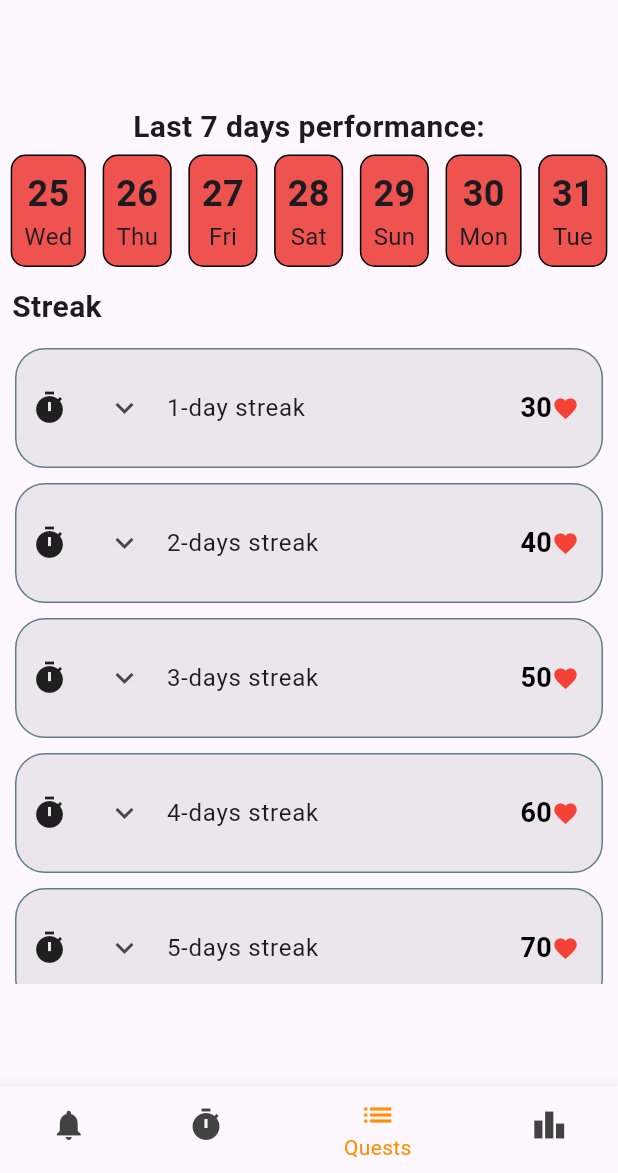
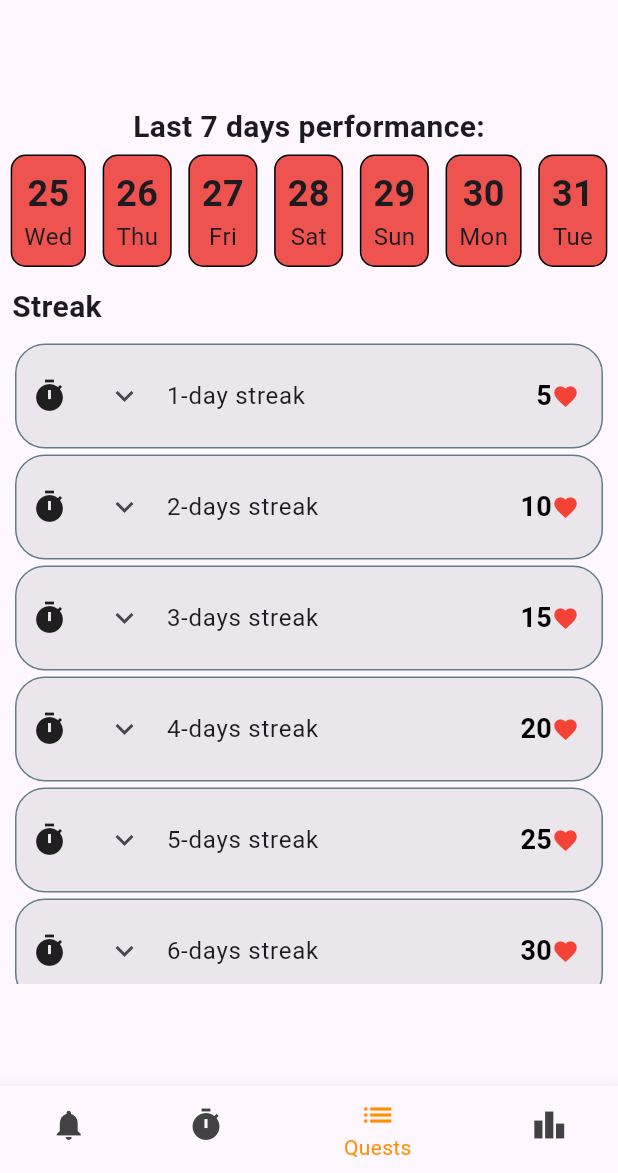
Before and after one commit to pedrotemtem/lifepulse, a Flutter app: the MyHomePage screen opened directly, swiped to page 3, on a phone screen of 412 x 824 dp, the part 63-1236 px from its top. Run offline on Flutter 3.47's test engine with Material 3 defaults, Android fonts, the phone set to English and light mode, and no system bars; our stand-ins replace awesome_notifications, circular_countdown_timer, shared_preferences; missing offline and left inert: flutter_analog_clock, shared_preferences_android; accounts and stored records are empty.

Commit message:
quests working, connecting score

```diff
--- a/lib/homepage.dart
+++ b/lib/homepage.dart
@@ -80,7 +80,7 @@ class _MyHomePageState extends State<MyHomePage> {
       Function addWorkoutDate) => <Widget>[
     const Notifications(),
     TrainingSelection(pageController: pageController),
-    const Quests(),
+    Quests(updateUserScore: updateUserScore),
     Leaderboard(
         currentUserId: 10,
         leaderboardData: leaderboardData,
--- a/lib/states/quests.dart
+++ b/lib/states/quests.dart
@@ -4,7 +4,11 @@ import 'package:flutter/material.dart';
 import 'package:shared_preferences/shared_preferences.dart';
 
 class Quests extends StatefulWidget {
-  const Quests({super.key});
+  final Function(int, int) updateUserScore;
+  const Quests({
+    required this.updateUserScore,
+    super.key,
+  });
 
   @override
   _QuestsState createState() => _QuestsState();
@@ -15,24 +19,26 @@ class _QuestsState extends State<Quests> {
   int streakCountDays = 0;
   final List<Map<String, dynamic>> _quests = [
     // Streak group - increasing streak goals
-    {'title': '1-day streak', 'description': 'Complete the 30-minute timer 1 day!', 'icon': Icons.timer, 'group': 'Streak', 'hearts': 30, 'completed': false},
-    {'title': '2-days streak', 'description': 'Complete the 30-minute timer 2 days in a row!', 'icon': Icons.timer, 'group': 'Streak', 'hearts': 40, 'completed': false},
-    {'title': '3-days streak', 'description': 'Complete the 30-minute timer 3 days in a row!', 'icon': Icons.timer, 'group': 'Streak', 'hearts': 50, 'completed': false},
-    {'title': '4-days streak', 'description': 'Complete the 30-minute timer 4 days in a row!', 'icon': Icons.timer, 'group': 'Streak', 'hearts': 60, 'completed': false},
-    {'title': '5-days streak', 'description': 'Complete the 30-minute timer 5 days in a row!', 'icon': Icons.timer, 'group': 'Streak', 'hearts': 70, 'completed': false},
+    {'title': '1-day streak', 'description': 'Complete the 30-minute timer 1 day!', 'icon': Icons.timer, 'group': 'Streak', 'hearts': 5, 'completed': false},
+    {'title': '2-days streak', 'description': 'Complete the 30-minute timer 2 days in a row!', 'icon': Icons.timer, 'group': 'Streak', 'hearts': 10, 'completed': false},
+    {'title': '3-days streak', 'description': 'Complete the 30-minute timer 3 days in a row!', 'icon': Icons.timer, 'group': 'Streak', 'hearts': 15, 'completed': false},
+    {'title': '4-days streak', 'description': 'Complete the 30-minute timer 4 days in a row!', 'icon': Icons.timer, 'group': 'Streak', 'hearts': 20, 'completed': false},
+    {'title': '5-days streak', 'description': 'Complete the 30-minute timer 5 days in a row!', 'icon': Icons.timer, 'group': 'Streak', 'hearts': 25, 'completed': false},
+    {'title': '6-days streak', 'description': 'Complete the 30-minute timer 6 days in a row!', 'icon': Icons.timer, 'group': 'Streak', 'hearts': 30, 'completed': false},
+    {'title': '7-days streak', 'description': 'Complete the 30-minute timer 7 days in a row!', 'icon': Icons.timer, 'group': 'Streak', 'hearts': 35, 'completed': false},
 
     // Friends group - increasing friends goals
-    {'title': '1 Friend', 'description': 'Add your first friend to the app!', 'icon': Icons.group, 'group': 'Friends', 'hearts': 10, 'completed': false},
-    {'title': '4 Friends', 'description': 'Add 4 friends to the app!', 'icon': Icons.group, 'group': 'Friends', 'hearts': 20, 'completed': false},
-    {'title': '10 Friends', 'description': 'Add 10 friends to the app!', 'icon': Icons.group, 'group': 'Friends', 'hearts': 30, 'completed': false},
-    {'title': '15 Friends', 'description': 'Add 15 friends to the app!', 'icon': Icons.group, 'group': 'Friends', 'hearts': 40, 'completed': false},
-    {'title': '20 Friends', 'description': 'Add 20 friends to the app!', 'icon': Icons.group, 'group': 'Friends', 'hearts': 50, 'completed': false},
+    {'title': '1 Friend', 'description': 'Add your first friend to the app!', 'icon': Icons.group, 'group': 'Friends', 'hearts': 5, 'completed': false},
+    {'title': '4 Friends', 'description': 'Add 4 friends to the app!', 'icon': Icons.group, 'group': 'Friends', 'hearts': 10, 'completed': false},
+    {'title': '10 Friends', 'description': 'Add 10 friends to the app!', 'icon': Icons.group, 'group': 'Friends', 'hearts': 20, 'completed': false},
+    {'title': '15 Friends', 'description': 'Add 15 friends to the app!', 'icon': Icons.group, 'group': 'Friends', 'hearts': 25, 'completed': false},
+    {'title': '20 Friends', 'description': 'Add 20 friends to the app!', 'icon': Icons.group, 'group': 'Friends', 'hearts': 30, 'completed': false},
 
     // Health group - New health-related quests
-    {'title': 'Hydration Goal', 'description': 'Drink 8 glasses of water every day for a week!', 'icon': Icons.local_drink, 'group': 'Health', 'hearts': 20, 'completed': false},
-    {'title': 'Outdoor Exercise', 'description': 'Exercise outdoors for at least 30 minutes every day for a week.', 'icon': Icons.directions_run, 'group': 'Health', 'hearts': 25, 'completed': false},
-    {'title': 'Mindfulness Meditation', 'description': 'Practice mindfulness meditation for 15 minutes every day for a week.', 'icon': Icons.spa, 'group': 'Health', 'hearts': 30, 'completed': false},
-    {'title': 'Sleep Goal', 'description': 'Sleep at least 7 hours every night for a week.', 'icon': Icons.bedtime, 'group': 'Health', 'hearts': 35, 'completed': false},
+    {'title': 'Hydration Goal', 'description': 'Drink 8 glasses of water every day for a week!', 'icon': Icons.local_drink, 'group': 'Health', 'hearts': 5, 'completed': false},
+    {'title': 'Outdoor Exercise', 'description': 'Exercise outdoors for at least 30 minutes every day for a week.', 'icon': Icons.directions_run, 'group': 'Health', 'hearts': 10, 'completed': false},
+    {'title': 'Mindfulness Meditation', 'description': 'Practice mindfulness meditation for 15 minutes every day for a week.', 'icon': Icons.spa, 'group': 'Health', 'hearts': 15, 'completed': false},
+    {'title': 'Sleep Goal', 'description': 'Sleep at least 7 hours every night for a week.', 'icon': Icons.bedtime, 'group': 'Health', 'hearts': 20, 'completed': false},
   ];
 
   @override
@@ -55,13 +61,15 @@ class _QuestsState extends State<Quests> {
     setState(() {
       for (var quest in _quests) {
         quest['completed'] = prefs.getBool(quest['title']) ?? false;
+        quest['scoreCollected'] = prefs.getBool('${quest['title']}_scoreCollected') ?? false;
       }
     });
   }
 
-  void _saveCompletedQuest(String title, bool completed) async {
+  void _saveCompletedQuest(String title, bool completed, {bool scoreCollected = false}) async {
     final prefs = await SharedPreferences.getInstance();
     prefs.setBool(title, completed);
+    prefs.setBool('${title}_scoreCollected', scoreCollected);
   }
 
   List<DateTime> _getLast7Days() {
@@ -144,6 +152,7 @@ class _QuestsState extends State<Quests> {
                 streakCountDays: streakCountDays,
                 saveCompletedQuest: _saveCompletedQuest,
                 quests: _quests,
+                updateUserScore: widget.updateUserScore,
               ),
             ),
           ],
@@ -155,13 +164,15 @@ class _QuestsState extends State<Quests> {
 
 class ExpansionTileExample extends StatefulWidget {
   final int streakCountDays;
-  final Function(String, bool) saveCompletedQuest;
+  final Function(String, bool, {bool scoreCollected}) saveCompletedQuest;
   final List<Map<String, dynamic>> quests;
+  final Function(int, int) updateUserScore;
 
   const ExpansionTileExample({
     required this.streakCountDays,
     required this.saveCompletedQuest,
     required this.quests,
+    required this.updateUserScore,
     super.key
   });
 
@@ -196,15 +207,25 @@ class _ExpansionTileExampleState extends State<ExpansionTileExample> {
 
   bool _isQuestAutomaticallyCompleted(Map<String, dynamic> quest) {
     try {
+      if (quest['completed'] == true) {
+        return true;
+      }
+
       if (quest['group'] == 'Streak') {
         int streakDays = int.parse(quest['title']!.split('-')[0].split(' ')[0]);
         if (widget.streakCountDays >= streakDays) {
+          setState(() {
+            quest['completed'] = true;
+          });
           widget.saveCompletedQuest(quest['title'], true);
           return true;
         }
       } else if (quest['group'] == 'Friends') {
         int friendsRequired = int.parse(quest['title']!.split(' ')[0]);
         if (friendsCount >= friendsRequired) {
+          setState(() {
+            quest['completed'] = true;
+          });
           widget.saveCompletedQuest(quest['title'], true);
           return true;
         }
@@ -215,10 +236,11 @@ class _ExpansionTileExampleState extends State<ExpansionTileExample> {
     return false;
   }
 
-  void _markAsDone(Map<String, dynamic> quest) {
+  /*void _markAsDone(Map<String, dynamic> quest) {
     setState(() {
       quest['completed'] = true;
       widget.saveCompletedQuest(quest['title'], true);
+      widget.updateUserScore(10, quest['hearts']);
     });
   }
 
@@ -226,27 +248,11 @@ class _ExpansionTileExampleState extends State<ExpansionTileExample> {
     setState(() {
       quest['completed'] = false;
       widget.saveCompletedQuest(quest['title'], false);
+      widget.updateUserScore(10, -quest['hearts']);
     });
-  }
+  }*/
 
   void _handleDoneButton(BuildContext context, Map<String, dynamic> quest) {
-    if (_isQuestAutomaticallyCompleted(quest)) {
-      // Show a dialog informing the user
-      showDialog(
-        context: context,
-        builder: (context) => AlertDialog(
-          title: const Text("Quest Automatically Tracked"),
-          content: const Text("This quest is automatically tracked and cannot be marked manually."),
-          actions: [
-            TextButton(
-              onPressed: () => Navigator.of(context).pop(),
-              child: const Text("OK"),
-            ),
-          ],
-        ),
-      );
-    } else {
-      // Show confirmation dialog before marking as completed
     showDialog(
       context: context,
       builder: (context) => AlertDialog(
@@ -265,7 +271,12 @@ class _ExpansionTileExampleState extends State<ExpansionTileExample> {
             child: TextButton(
               onPressed: () {
                 Navigator.of(context).pop();
-                  _markAsDone(quest);
+                setState(() {
+                  quest['completed'] = true;
+                  quest['scoreCollected'] = true;
+                  widget.saveCompletedQuest(quest['title'], true, scoreCollected: true);
+                  widget.updateUserScore(10, quest['hearts']);
+                });
               },
               child: const Text(
                 "Yes",
@@ -276,7 +287,6 @@ class _ExpansionTileExampleState extends State<ExpansionTileExample> {
         ],
       ),
     );
-    }
   }
 
   @override
@@ -315,10 +325,11 @@ class _ExpansionTileExampleState extends State<ExpansionTileExample> {
   Widget _buildQuestTile(Map<String, dynamic> quest, Color color) {
     bool isAutomaticallyCompleted = _isQuestAutomaticallyCompleted(quest);
     bool isManuallyCompleted = quest['completed'] ?? false;
+    bool isScoreCollected = quest['scoreCollected'] ?? false;
 
     return Container(
-      margin: const EdgeInsets.symmetric(vertical: 5, horizontal: 10),
-      padding: const EdgeInsets.symmetric(vertical: 10, horizontal: 10),
+      margin: const EdgeInsets.symmetric(vertical: 2, horizontal: 10),
+      padding: const EdgeInsets.symmetric(vertical: 5, horizontal: 10),
       decoration: BoxDecoration(
         color: (isAutomaticallyCompleted || isManuallyCompleted)
             ? color.withOpacity(0.4)
@@ -360,6 +371,21 @@ class _ExpansionTileExampleState extends State<ExpansionTileExample> {
               ],
             ),
           ),
+          if ((isAutomaticallyCompleted || isManuallyCompleted) && !isScoreCollected)
+            Container(
+                decoration: BoxDecoration(
+                  shape: BoxShape.circle,
+                  color: Colors.transparent,
+                  border: Border.all(color: Colors.black),
+                ),
+                child: IconButton(
+                  icon: const Icon(
+                    Icons.done,
+                    size: 24,
+                  ),
+                  onPressed: () => _handleDoneButton(context, quest),
+                ),
+            ),
           if (quest['group'] == 'Health' && !isAutomaticallyCompleted && !isManuallyCompleted)
             Container(
               decoration: BoxDecoration(
```
Lines whose indentation alone changed are shown as unchanged.
